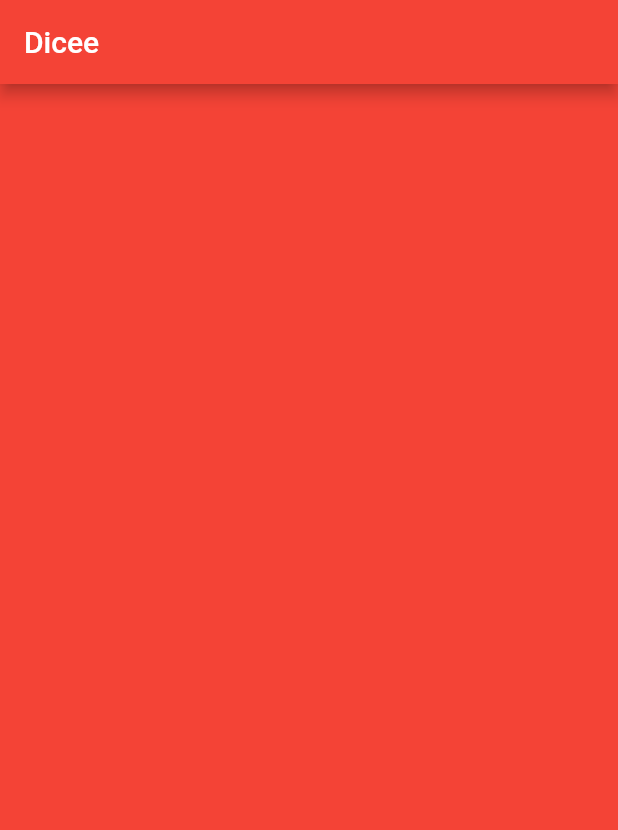
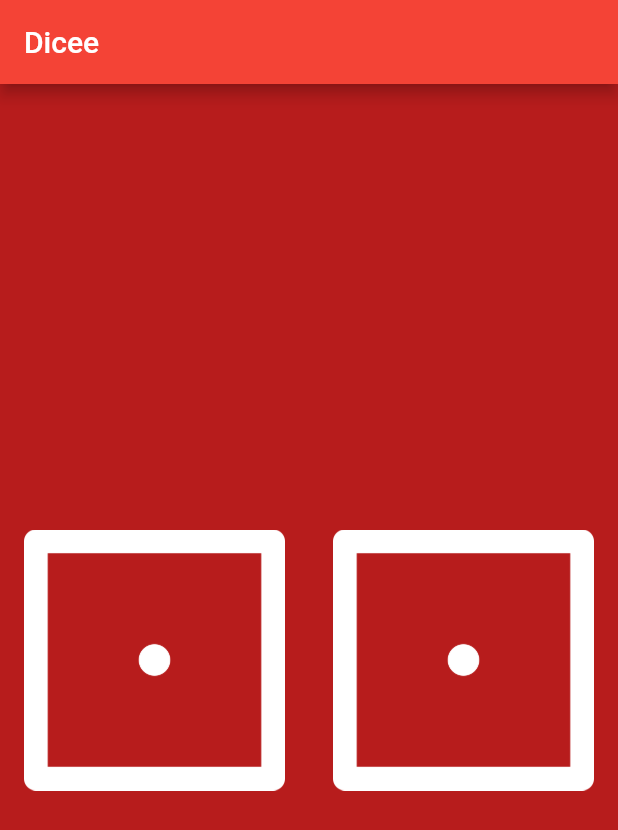
Before and after one commit to baiana/Appbrewery-Flutter-Course-Exercises, a Flutter app: the screen it shows after launch, on a phone screen of 412 x 824 dp. Shown: the top 830 px of the screen. Run offline on Flutter 3.47's test engine with Material 2 defaults, Android fonts, the phone set to English and light mode, and no system bars.

Commit message:
feat: add dice images and padding

```diff
--- a/dicee-flutter/lib/main.dart
+++ b/dicee-flutter/lib/main.dart
@@ -4,10 +4,10 @@
   return runApp(
     MaterialApp(
       home: Scaffold(
-        backgroundColor: Colors.red,
+        backgroundColor: Colors.red.shade900,
         appBar: AppBar(
           title: Text('Dicee'),
-          backgroundColor: Colors.red,
+          backgroundColor: Colors.red.shade500,
         ),
         body: DicePage(),
       ),
@@ -18,6 +18,23 @@
 class DicePage extends StatelessWidget {
   @override
   Widget build(BuildContext context) {
-    return Container();
+    return Center(
+      child: Row(
+        children: <Widget>[
+          Expanded(
+            child: Padding(
+              padding: const EdgeInsets.all(16.0),
+              child: Image.asset('images/dice1.png'),
+            ),
+          ),
+          Expanded(
+            child: Padding(
+              padding: const EdgeInsets.all(16.0),
+              child: Image.asset('images/dice1.png'),
+            ),
+          ),
+        ],
+      ),
+    );
   }
 }
```
Also changed, not shown: 1 other file.
